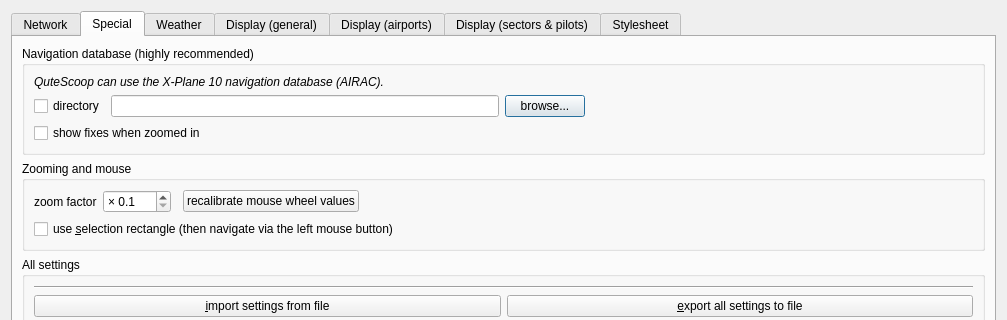
Above: src/PreferencesDialog.ui from qutescoop/qutescoop before the change; both pictures show x 0 to 1007 and y 0 to 320 of the 1007 by 756 pixel window. Below: the same form after it.
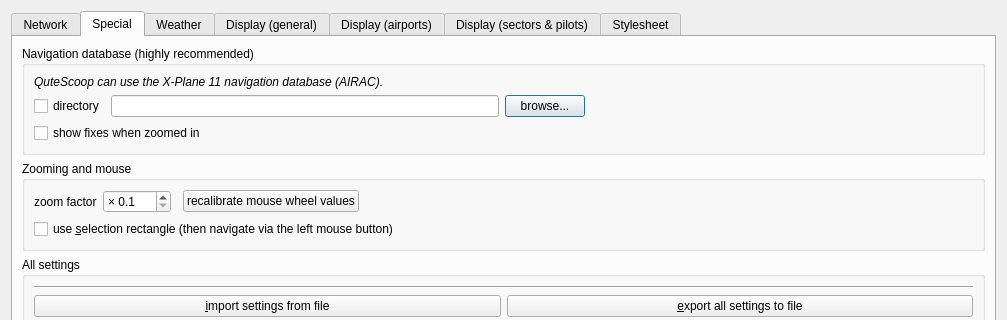
That is the form after the change. The open tabs and pages were chosen to show the change. Icons and pictures are not drawn.

Commit message:
[FEATURE] Use X-Plane 11 NavData (#108)
Parsing errors will show up in `log.txt`as `[CRT] ...`.
This also refactors function names in the `Airac` class to be more descriptive.

Relates: #27
Resolves: #17

What changed in the file:
```diff
--- a/src/PreferencesDialog.ui
+++ b/src/PreferencesDialog.ui
@@ -560,7 +560,7 @@
 &lt;html&gt;&lt;head&gt;&lt;meta name=&quot;qrichtext&quot; content=&quot;1&quot; /&gt;&lt;meta charset=&quot;utf-8&quot; /&gt;&lt;style type=&quot;text/css&quot;&gt;
 p, li { white-space: pre-wrap; }
 &lt;/style&gt;&lt;/head&gt;&lt;body style=&quot; font-family:'Sans Serif'; font-size:9pt; font-weight:400; font-style:normal;&quot;&gt;
-&lt;p style=&quot; margin-top:0px; margin-bottom:0px; margin-left:0px; margin-right:0px; -qt-block-indent:0; text-indent:0px;&quot;&gt;&lt;span style=&quot; font-style:italic;&quot;&gt;QuteScoop can use the X-Plane 10 navigation database (AIRAC).&lt;/span&gt;&lt;/p&gt;&lt;/body&gt;&lt;/html&gt;</string>
+&lt;p style=&quot; margin-top:0px; margin-bottom:0px; margin-left:0px; margin-right:0px; -qt-block-indent:0; text-indent:0px;&quot;&gt;&lt;span style=&quot; font-style:italic;&quot;&gt;QuteScoop can use the X-Plane 11 navigation database (AIRAC).&lt;/span&gt;&lt;/p&gt;&lt;/body&gt;&lt;/html&gt;</string>
             </property>
             <property name="wordWrap">
              <bool>true</bool>
```
The commit also changes 7 other files.
